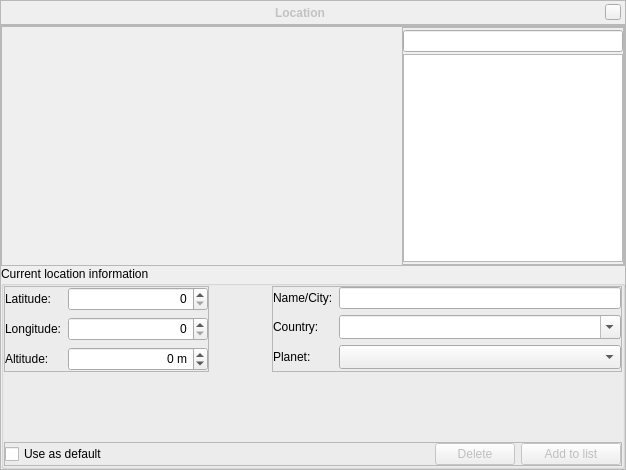
First picture: the form in src/gui/locationDialogGui.ui, repository 519984307/stellarium_src, before the edit.
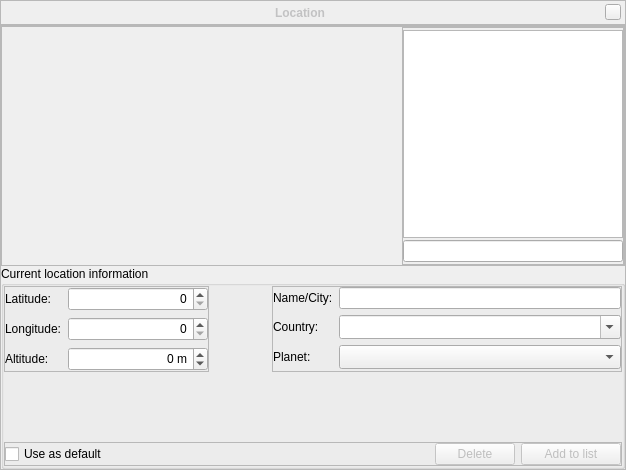
Second picture: the form after the edit. Icons and pictures are not drawn. Custom widgets are drawn as their Qt base class.

Commit message: Applied patch by Bernhard Reutner-Fischer. Put location Search _below_ location-list.

What changed in the file:
```diff
--- a/src/gui/locationDialogGui.ui
+++ b/src/gui/locationDialogGui.ui
@@ -284,22 +284,6 @@
             <property name="margin" >
              <number>0</number>
             </property>
-            <item>
-             <widget class="QLineEdit" name="citySearchLineEdit" >
-              <property name="sizePolicy" >
-               <sizepolicy vsizetype="Fixed" hsizetype="Expanding" >
-                <horstretch>0</horstretch>
-                <verstretch>0</verstretch>
-               </sizepolicy>
-              </property>
-              <property name="text" >
-               <string/>
-              </property>
-              <property name="alignment" >
-               <set>Qt::AlignBottom|Qt::AlignLeading|Qt::AlignLeft</set>
-              </property>
-             </widget>
-            </item>
             <item>
              <widget class="QListView" name="citiesListView" >
               <property name="maximumSize" >
@@ -316,6 +300,22 @@
               </property>
              </widget>
             </item>
+            <item>
+             <widget class="QLineEdit" name="citySearchLineEdit" >
+              <property name="sizePolicy" >
+               <sizepolicy vsizetype="Fixed" hsizetype="Expanding" >
+                <horstretch>0</horstretch>
+                <verstretch>0</verstretch>
+               </sizepolicy>
+              </property>
+              <property name="text" >
+               <string/>
+              </property>
+              <property name="alignment" >
+               <set>Qt::AlignBottom|Qt::AlignLeading|Qt::AlignLeft</set>
+              </property>
+             </widget>
+            </item>
            </layout>
           </widget>
          </item>
```
